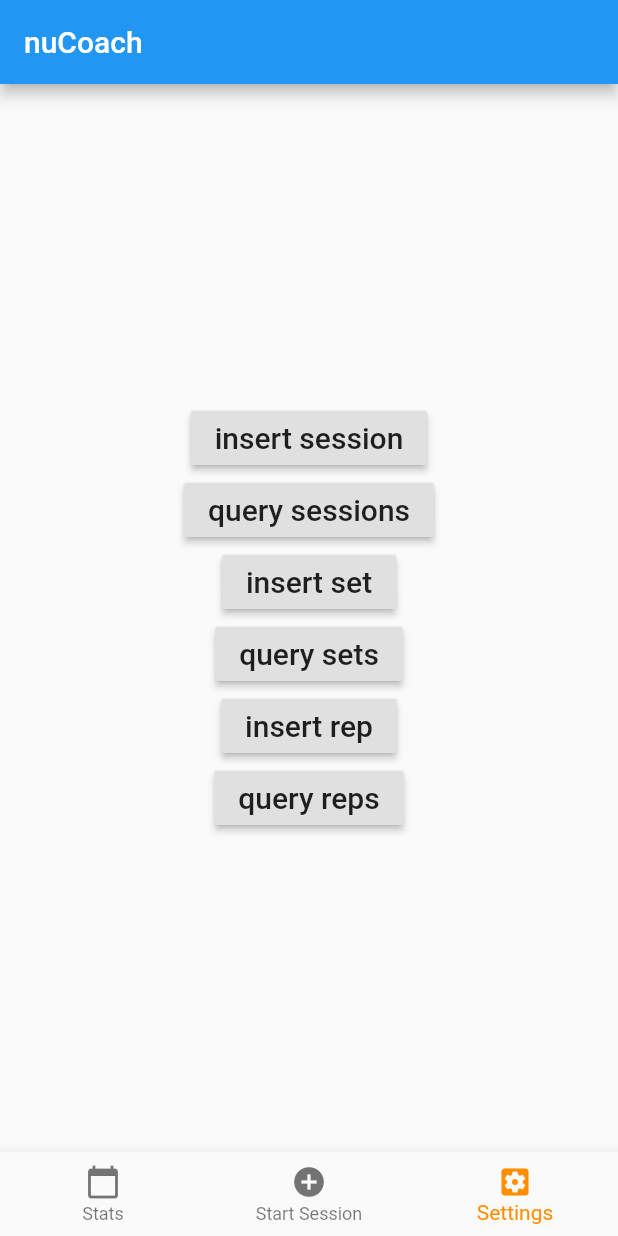
After one commit to JARSH/nuCoach, a Flutter app: the screen it shows after launch, item 3 of the bottom bar chosen, after a tap on "insert session", on a phone screen of 412 x 824 dp. The commit adds this screen. Run offline on Flutter 3.47's test engine with Material 2 defaults, Android fonts, the phone set to English and light mode, and no system bars; our stand-ins replace camera, expandable, get, permission_handler, sqflite, table_calendar; missing offline and left inert: enum_to_string, tflite; accounts and stored records are empty.

Commit message:
fix conflicts

```diff
--- a/lib/calendar_widget.dart
+++ b/lib/calendar_widget.dart
@@ -1,20 +1,44 @@
 import 'package:flutter/material.dart';
 import 'package:get/get.dart';
+import 'package:nucoach/rep.dart';
 import 'package:nucoach/session.dart';
+import 'package:nucoach/set.dart';
 import 'package:nucoach/summary_widget.dart';
 import 'package:table_calendar/table_calendar.dart';
+
+import 'database_helpers.dart';
 
 class CalendarWidget extends StatelessWidget {
   @override
   Widget build(BuildContext context) {
     return TableCalendar(
       calendarController: CalendarController(),
+      availableCalendarFormats: const {CalendarFormat.month: 'Month'},
       onDaySelected: _onDaySelected,
     );
   }
 
-  void _onDaySelected(DateTime day, List events) {
+  void _onDaySelected(DateTime day, List events) async {
     print('CALLBACK: _onDaySelected' + day.toString());
-    Get.to(SummaryWidget(Session(day)));
+    Get.to(SummaryWidget(await _queryWithDate(day)));
+  }
+
+  Future<Session> _queryWithDate(DateTime date) async {
+    DatabaseHelper dbHelper = DatabaseHelper.instance;
+    // final session = await dbHelper.fetchSessionByDate(date.toIso8601String());
+    final sessionResult = await dbHelper.queryAllSessionRows();
+    Session session = Session.fromMap(sessionResult[0]);
+    session.sets = new List<Set>();
+    final setsResult = await dbHelper.queryAllSetRows();
+    for (var result in setsResult) {
+      Set set = Set.fromMap(result);
+      set.reps = new List<Rep>();
+      final repsResult = await dbHelper.queryAllRepRows();
+      for (var result in repsResult) {
+        set.reps.add(Rep.fromMap(result));
+      }
+      session.sets.add(set);
+    }
+    return session;
   }
 }
--- /dev/null
+++ b/lib/database_helpers.dart
@@ -0,0 +1,111 @@
+import 'dart:io';
+
+import 'package:path/path.dart';
+import 'package:path_provider/path_provider.dart';
+import 'package:sqflite/sqflite.dart';
+
+final String tableSessions = 'sessions';
+final String tableSets = 'sets';
+final String tableReps = 'reps';
+final String columnId = '_id';
+final String columnSessionId = 'session_id';
+final String columnSetId = 'set_id';
+final String columnDate = 'date';
+final String columnExercise = 'exercise';
+final String columnScore = 'score';
+final String columnShk = 'shk';
+final String columnHka = 'hka';
+final String columnFmp = 'fmp';
+
+class DatabaseHelper {
+  static final _databaseName = "MyDatabase.db";
+  static final _databaseVersion = 1;
+
+  // make this a singleton class
+  DatabaseHelper._privateConstructor();
+
+  static final DatabaseHelper instance = DatabaseHelper._privateConstructor();
+
+  // only have a single app-wide reference to the database
+  static Database _database;
+
+  Future<Database> get database async {
+    if (_database != null) return _database;
+    // lazily instantiate the db the first time it is accessed
+    _database = await _initDatabase();
+    return _database;
+  }
+
+  // this opens the database (and creates it if it doesn't exist)
+  _initDatabase() async {
+    Directory documentsDirectory = await getApplicationDocumentsDirectory();
+    String path = join(documentsDirectory.path, _databaseName);
+    return await openDatabase(path,
+        version: _databaseVersion, onCreate: _onCreate);
+  }
+
+  // SQL code to create the database table
+  Future _onCreate(Database db, int version) async {
+    await db.execute('''
+          CREATE TABLE $tableSessions (
+            $columnId INTEGER PRIMARY KEY AUTOINCREMENT,
+            $columnDate TEXT
+      )
+      ''');
+    await db.execute('''
+          CREATE TABLE $tableSets (
+            $columnId INTEGER PRIMARY KEY AUTOINCREMENT,
+            $columnSessionId INTEGER,
+            $columnExercise TEXT,
+            $columnScore INTEGER
+      )
+      ''');
+    await db.execute('''
+          CREATE TABLE $tableReps (
+            $columnId INTEGER PRIMARY KEY AUTOINCREMENT,
+            $columnSetId INTEGER,
+            $columnScore INTEGER,
+            $columnShk INTEGER,
+            $columnHka INTEGER,
+            $columnFmp TEXT
+      )
+      ''');
+  }
+
+  // Helper methods
+
+  // Inserts a row in the database where each key in the Map is a column name
+  // and the value is the column value. The return value is the id of the
+  // inserted row.
+  Future<int> insertSession(Map<String, dynamic> row) async {
+    Database db = await instance.database;
+    return await db.insert(tableSessions, row);
+  }
+
+  Future<int> insertSet(Map<String, dynamic> row) async {
+    Database db = await instance.database;
+    return await db.insert(tableSets, row);
+  }
+
+  Future<int> insertRep(Map<String, dynamic> row) async {
+    Database db = await instance.database;
+    return await db.insert(tableReps, row);
+  }
+
+  // All the rows are returned as a list of maps, where each map is
+  // a key-value list of columns.
+  Future<List<Map<String, dynamic>>> queryAllSessionRows() async {
+    Database db = await instance.database;
+    return await db.query(tableSessions);
+  }
+
+  Future<List<Map<String, dynamic>>> queryAllSetRows() async {
+    Database db = await instance.database;
+    return await db.query(tableSets);
+  }
+
+  Future<List<Map<String, dynamic>>> queryAllRepRows() async {
+    Database db = await instance.database;
+    return await db.query(tableReps);
+  }
+}
--- /dev/null
+++ b/lib/database_test_widget.dart
@@ -0,0 +1,122 @@
+import 'package:flutter/material.dart';
+import 'package:nucoach/database_helpers.dart';
+
+import 'exercise.dart';
+
+class DatabaseTestWidget extends StatelessWidget {
+  // reference to our single class that manages the database
+  final dbHelper = DatabaseHelper.instance;
+
+  // homepage layout
+  @override
+  Widget build(BuildContext context) {
+    return Scaffold(
+      body: Center(
+        child: Column(
+          mainAxisAlignment: MainAxisAlignment.center,
+          children: <Widget>[
+            RaisedButton(
+              child: Text(
+                'insert session',
+                style: TextStyle(fontSize: 20),
+              ),
+              onPressed: () {
+                _insertSession();
+              },
+            ),
+            RaisedButton(
+              child: Text(
+                'query sessions',
+                style: TextStyle(fontSize: 20),
+              ),
+              onPressed: () {
+                _querySessions();
+              },
+            ),
+            RaisedButton(
+              child: Text(
+                'insert set',
+                style: TextStyle(fontSize: 20),
+              ),
+              onPressed: () {
+                _insertSet();
+              },
+            ),
+            RaisedButton(
+              child: Text(
+                'query sets',
+                style: TextStyle(fontSize: 20),
+              ),
+              onPressed: () {
+                _querySets();
+              },
+            ),
+            RaisedButton(
+              child: Text(
+                'insert rep',
+                style: TextStyle(fontSize: 20),
+              ),
+              onPressed: () {
+                _insertRep();
+              },
+            ),
+            RaisedButton(
+              child: Text(
+                'query reps',
+                style: TextStyle(fontSize: 20),
+              ),
+              onPressed: () {
+                _queryReps();
+              },
+            ),
+          ],
+        ),
+      ),
+    );
+  }
+
+  // Button onPressed methods
+
+  void _insertSession() async {
+    // row to insert
+    Map<String, dynamic> row = {columnDate: DateTime.now().toIso8601String()};
+    final id = await dbHelper.insertSession(row);
+    print('inserted row id: $id');
+  }
+
+  void _insertSet() async {
+    Map<String, dynamic> row = {
+      columnSessionId: 1,
+      columnExercise: Exercise.Squat.toString(),
+      columnScore: 95,
+    };
+    final id = await dbHelper.insertSet(row);
+    print('inserted row id: $id');
+  }
+
+  void _insertRep() async {
+    Map<String, dynamic> row = {
+      columnScore: 57,
+    };
+    final id = await dbHelper.insertRep(row);
+    print('inserted row id: $id');
+  }
+
+  void _querySessions() async {
+    final allRows = await dbHelper.queryAllSessionRows();
+    print('query all sessions:');
+    allRows.forEach((row) => print(row));
+  }
+
+  void _querySets() async {
+    final allRows = await dbHelper.queryAllSetRows();
+    print('query all sets:');
+    allRows.forEach((row) => print(row));
+  }
+
+  void _queryReps() async {
+    final allRows = await dbHelper.queryAllRepRows();
+    print('query all reps:');
+    allRows.forEach((row) => print(row));
+  }
+}
--- a/lib/home_widget.dart
+++ b/lib/home_widget.dart
@@ -1,13 +1,15 @@
+import 'package:camera/camera.dart';
 import 'package:flutter/material.dart';
+import 'package:nucoach/calendar_widget.dart';
+import 'package:nucoach/database_test_widget.dart';
+import 'package:nucoach/main.dart';
 import 'package:permission_handler/permission_handler.dart';
-import 'package:camera/camera.dart';
-import 'package:nucoach/calendar_widget.dart';
-import 'package:nucoach/main.dart';
-import 'package:nucoach/placeholder_widget.dart';
+
 import 'session_start.dart';
 
 class Home extends StatefulWidget {
   final List<CameraDescription> cameras;
+
   Home(this.cameras, {Key key, this.title}) : super(key: key);
 
   // This widget is the home page of your application. It is stateful, meaning
@@ -28,17 +30,18 @@ class Home extends StatefulWidget {
 class _HomeState extends State<Home> {
   Map<PermissionGroup, PermissionStatus> permissions;
 
-  int _selectedIndex = 0;
+  int _selectedIndex = 1;
   static const TextStyle optionStyle =
       TextStyle(fontSize: 30, fontWeight: FontWeight.bold);
   final List<Widget> _children = [
     CalendarWidget(),
-    Session(Colors.deepOrange, "Begin a new\nworkout session!", TextStyle(color: Colors.white, fontSize: 30),cameras),
-    PlaceholderWidget(Colors.green, 'Index 2: Settings', optionStyle)
+    Session(Colors.deepOrange, "Begin a new\nworkout session!",
+        TextStyle(color: Colors.white, fontSize: 30), cameras),
+    DatabaseTestWidget()
   ];
 
   @override
-  void initState(){
+  void initState() {
     super.initState();
     getPermission();
   }
@@ -93,10 +96,8 @@ class _HomeState extends State<Home> {
     });
   }
 
-    void getPermission() async {
-    permissions = await PermissionHandler().requestPermissions([
-      PermissionGroup.camera,
-      PermissionGroup.storage
-    ]);
+  void getPermission() async {
+    permissions = await PermissionHandler()
+        .requestPermissions([PermissionGroup.camera, PermissionGroup.storage]);
   }
 }
--- a/lib/main.dart
+++ b/lib/main.dart
@@ -1,19 +1,21 @@
 import 'dart:async';
+
+import 'package:camera/camera.dart';
 import 'package:flutter/material.dart';
+import 'package:flutter/services.dart';
 import 'package:get/get.dart';
 import 'package:tflite/tflite.dart';
 
 import 'home_widget.dart';
-import 'package:camera/camera.dart';
 
 List<CameraDescription> cameras;
 
 Future<Null> main() async {
-  WidgetsFlutterBinding.ensureInitialized();    //leave this as first line
+  WidgetsFlutterBinding.ensureInitialized(); //leave this as first line
 
   String res = await Tflite.loadModel(
     model: "assets/posenet_mv1_075_float_from_checkpoints.tflite",
-    numThreads: 1 // defaults to 1
+    numThreads: 1, // defaults to 1
   );
 
   try {
@@ -23,15 +25,17 @@ Future<Null> main() async {
   }
 
   runApp(new App());
-
 }
 
 class App extends StatelessWidget {
   // This widget is the root of your application.
   @override
   Widget build(BuildContext context) {
+    SystemChrome.setPreferredOrientations([
+      DeviceOrientation.portraitUp,
+    ]);
     return MaterialApp(
-      title: 'Flutter Demo',
+      title: 'nuCoach',
       theme: ThemeData(
         // This is the theme of your application.
         //
--- a/lib/summary_widget.dart
+++ b/lib/summary_widget.dart
@@ -17,12 +17,16 @@ class SummaryWidget extends StatelessWidget {
         title: Text('Session for ' + formatter.format(session.date)),
       ),
       body: ListView(
-        children: <Widget>[
-          SetWidget(Set(1)),
-          SetWidget(Set(2)),
-          SetWidget(Set(3)),
-        ],
+        children: createSetWidgets(this.session.sets),
       ),
     );
   }
+
+  List<Widget> createSetWidgets(List<Set> sets) {
+    List<Widget> list = new List<Widget>();
+    for (int i = 0; i < sets.length; i++) {
+      list.add(new SetWidget(sets[i]));
+    }
+    return list;
+  }
 }
```
Also changed, not shown: lib/rep.dart (+29 -4 lines), lib/session.dart (+23 -2 lines), lib/set.dart (+31 -4 lines), pubspec.yaml (+5 -2 lines), pubspec.lock.
